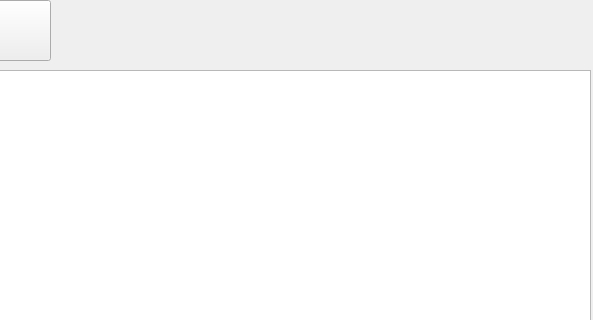
Above: paint_/paint.ui from yustinaa/qtpract before the change; both pictures show x 340 to 933 and y 0 to 320 of the 933 by 682 pixel window. Below: the same form after it.
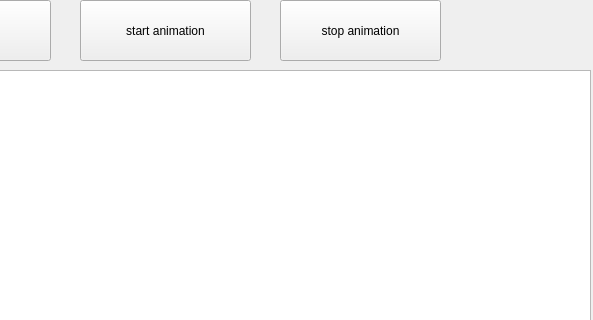
That is the form after the change.

Patch:
```diff
--- a/paint_/paint.ui
+++ b/paint_/paint.ui
@@ -50,6 +50,32 @@
      <string>load from file</string>
     </property>
    </widget>
+   <widget class="QPushButton" name="startAnimation">
+    <property name="geometry">
+     <rect>
+      <x>420</x>
+      <y>0</y>
+      <width>171</width>
+      <height>61</height>
+     </rect>
+    </property>
+    <property name="text">
+     <string>start animation</string>
+    </property>
+   </widget>
+   <widget class="QPushButton" name="stopAnimatio">
+    <property name="geometry">
+     <rect>
+      <x>620</x>
+      <y>0</y>
+      <width>161</width>
+      <height>61</height>
+     </rect>
+    </property>
+    <property name="text">
+     <string>stop animation</string>
+    </property>
+   </widget>
   </widget>
   <widget class="QMenuBar" name="menubar">
    <property name="geometry">
```
